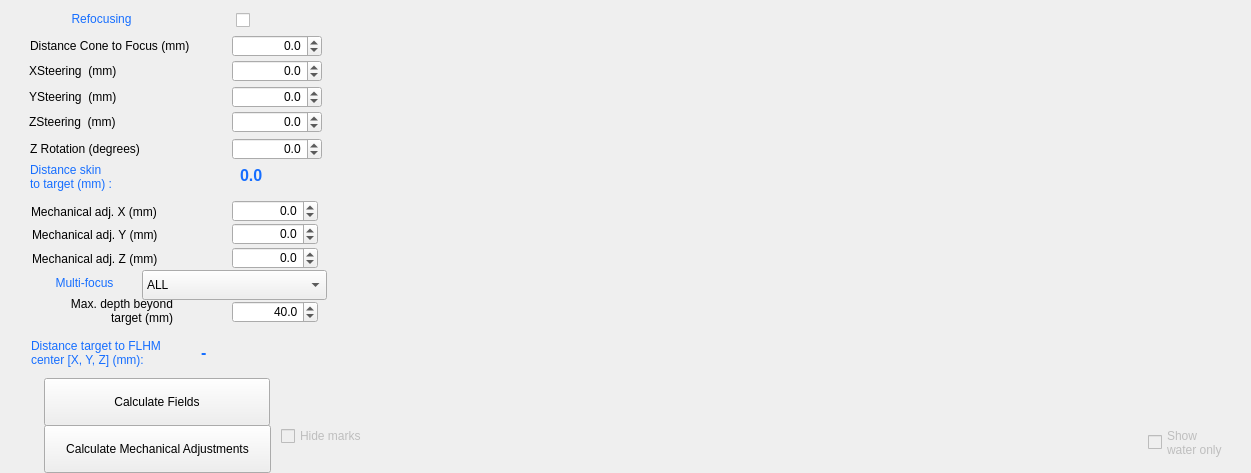
Old version of the form BabelBrain/Babel_H317/form.ui in the repository ProteusMRIgHIFU/BabelBrain.
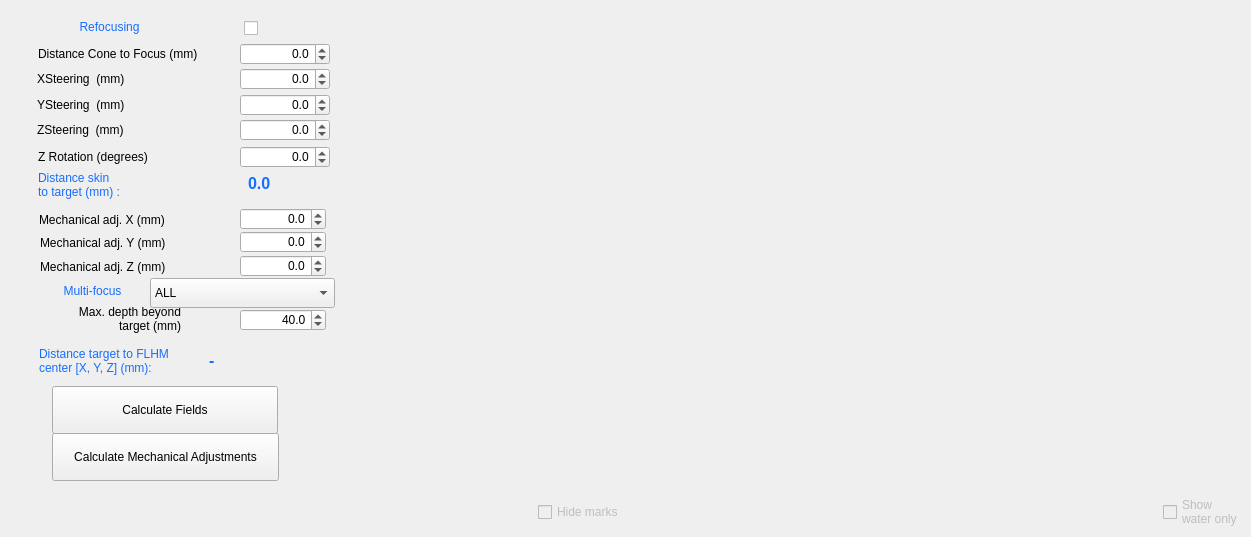
New version of the form.

Diff of the .ui file:
```diff
--- a/BabelBrain/Babel_H317/form.ui
+++ b/BabelBrain/Babel_H317/form.ui
@@ -16,6 +16,50 @@
   <property name="styleSheet">
    <string notr="true"/>
   </property>
+  <layout class="QVBoxLayout" name="panelLayout">
+   <property name="leftMargin">
+    <number>8</number>
+   </property>
+   <property name="topMargin">
+    <number>8</number>
+   </property>
+   <property name="rightMargin">
+    <number>8</number>
+   </property>
+   <property name="bottomMargin">
+    <number>8</number>
+   </property>
+   <property name="spacing">
+    <number>6</number>
+   </property>
+   <item>
+    <layout class="QHBoxLayout" name="panelTopLayout">
+     <property name="spacing">
+      <number>10</number>
+     </property>
+     <item>
+      <widget class="QFrame" name="panelLeftFrame">
+       <property name="frameShape">
+        <enum>QFrame::Shape::NoFrame</enum>
+       </property>
+       <property name="minimumSize">
+        <size>
+         <width>344</width>
+         <height>481</height>
+        </size>
+       </property>
+       <property name="maximumSize">
+        <size>
+         <width>344</width>
+         <height>16777215</height>
+        </size>
+       </property>
+       <property name="sizePolicy">
+        <sizepolicy hsizetype="Fixed" vsizetype="Preferred">
+         <horstretch>0</horstretch>
+         <verstretch>0</verstretch>
+        </sizepolicy>
+       </property>
   <widget class="QLabel" name="label_20">
    <property name="geometry">
     <rect>
@@ -184,16 +228,6 @@
     <double>0.000000000000000</double>
    </property>
   </widget>
-  <widget class="QWidget" name="AcField_plot1" native="true">
-   <property name="geometry">
-    <rect>
-     <x>343</x>
-     <y>30</y>
-     <width>868</width>
-     <height>381</height>
-    </rect>
-   </property>
-  </widget>
   <widget class="QLabel" name="ZMechaniclabel">
    <property name="geometry">
     <rect>
@@ -402,49 +436,6 @@
     <double>40.000000000000000</double>
    </property>
   </widget>
-  <widget class="QWidget" name="IsppaScrollBars" native="true">
-   <property name="geometry">
-    <rect>
-     <x>405</x>
-     <y>410</y>
-     <width>730</width>
-     <height>61</height>
-    </rect>
-   </property>
-  </widget>
-  <widget class="QCheckBox" name="ShowWaterResultscheckBox">
-   <property name="enabled">
-    <bool>false</bool>
-   </property>
-   <property name="geometry">
-    <rect>
-     <x>1148</x>
-     <y>417</y>
-     <width>93</width>
-     <height>51</height>
-    </rect>
-   </property>
-   <property name="text">
-    <string>Show
-water only</string>
-   </property>
-  </widget>
-  <widget class="QCheckBox" name="HideMarkscheckBox">
-   <property name="enabled">
-    <bool>false</bool>
-   </property>
-   <property name="geometry">
-    <rect>
-     <x>281</x>
-     <y>422</y>
-     <width>97</width>
-     <height>28</height>
-    </rect>
-   </property>
-   <property name="text">
-    <string>Hide marks</string>
-   </property>
-  </widget>
   <widget class="QLabel" name="MultifocusLabel">
    <property name="geometry">
     <rect>
@@ -644,6 +635,172 @@
     <number>0</number>
    </property>
   </widget>
+      </widget>
+     </item>
+     <item>
+      <layout class="QVBoxLayout" name="panelPlotColLayout">
+       <property name="leftMargin">
+        <number>0</number>
+       </property>
+       <property name="topMargin">
+        <number>0</number>
+       </property>
+       <property name="rightMargin">
+        <number>0</number>
+       </property>
+       <property name="bottomMargin">
+        <number>0</number>
+       </property>
+       <property name="spacing">
+        <number>4</number>
+       </property>
+       <item>
+        <widget class="QWidget" name="AcField_plot1" native="true">
+         <property name="geometry">
+          <rect>
+           <x>343</x>
+           <y>30</y>
+           <width>868</width>
+           <height>381</height>
+          </rect>
+         </property>
+         <property name="sizePolicy">
+          <sizepolicy hsizetype="Expanding" vsizetype="Expanding">
+           <horstretch>1</horstretch>
+           <verstretch>1</verstretch>
+          </sizepolicy>
+         </property>
+         <property name="minimumSize">
+          <size>
+           <width>500</width>
+           <height>280</height>
+          </size>
+         </property>
+        </widget>
+       </item>
+       <item>
+        <widget class="QWidget" name="IsppaScrollBars" native="true">
+         <property name="geometry">
+          <rect>
+           <x>405</x>
+           <y>410</y>
+           <width>730</width>
+           <height>61</height>
+          </rect>
+         </property>
+         <property name="sizePolicy">
+          <sizepolicy hsizetype="Expanding" vsizetype="Fixed">
+           <horstretch>1</horstretch>
+           <verstretch>0</verstretch>
+          </sizepolicy>
+         </property>
+         <property name="minimumSize">
+          <size>
+           <width>400</width>
+           <height>61</height>
+          </size>
+         </property>
+         <property name="maximumSize">
+          <size>
+           <width>16777215</width>
+           <height>66</height>
+          </size>
+         </property>
+        </widget>
+       </item>
+      </layout>
+     </item>
+    </layout>
+   </item>
+   <item>
+    <layout class="QHBoxLayout" name="panelBottomLayout">
+     <property name="spacing">
+      <number>10</number>
+     </property>
+     <property name="leftMargin">
+      <number>0</number>
+     </property>
+     <property name="topMargin">
+      <number>0</number>
+     </property>
+     <property name="rightMargin">
+      <number>0</number>
+     </property>
+     <property name="bottomMargin">
+      <number>0</number>
+     </property>
+     <item>
+      <spacer name="bot_lead">
+       <property name="orientation">
+        <enum>Qt::Orientation::Horizontal</enum>
+       </property>
+       <property name="sizeType" stdset="0">
+        <enum>QSizePolicy::Expanding</enum>
+       </property>
+       <property name="sizeHint" stdset="0">
+        <size>
+         <width>40</width>
+         <height>20</height>
+        </size>
+       </property>
+      </spacer>
+     </item>
+     <item>
+      <widget class="QCheckBox" name="HideMarkscheckBox">
+       <property name="enabled">
+        <bool>false</bool>
+       </property>
+       <property name="geometry">
+        <rect>
+         <x>281</x>
+         <y>422</y>
+         <width>97</width>
+         <height>28</height>
+        </rect>
+       </property>
+       <property name="text">
+        <string>Hide marks</string>
+       </property>
+      </widget>
+     </item>
+     <item>
+      <spacer name="bot_mid_0">
+       <property name="orientation">
+        <enum>Qt::Orientation::Horizontal</enum>
+       </property>
+       <property name="sizeType" stdset="0">
+        <enum>QSizePolicy::Expanding</enum>
+       </property>
+       <property name="sizeHint" stdset="0">
+        <size>
+         <width>40</width>
+         <height>20</height>
+        </size>
+       </property>
+      </spacer>
+     </item>
+     <item>
+      <widget class="QCheckBox" name="ShowWaterResultscheckBox">
+       <property name="enabled">
+        <bool>false</bool>
+       </property>
+       <property name="geometry">
+        <rect>
+         <x>1148</x>
+         <y>417</y>
+         <width>93</width>
+         <height>51</height>
+        </rect>
+       </property>
+       <property name="text">
+        <string>Show
+water only</string>
+       </property>
+      </widget>
+     </item>
+    </layout>
+   </item>
+  </layout>
  </widget>
  <tabstops>
   <tabstop>DistanceConeToFocusSpinBox</tabstop>
```
Left out of the diff: 2 changed lines with no effect on the pictures. Lines whose indentation alone changed are shown as unchanged.
